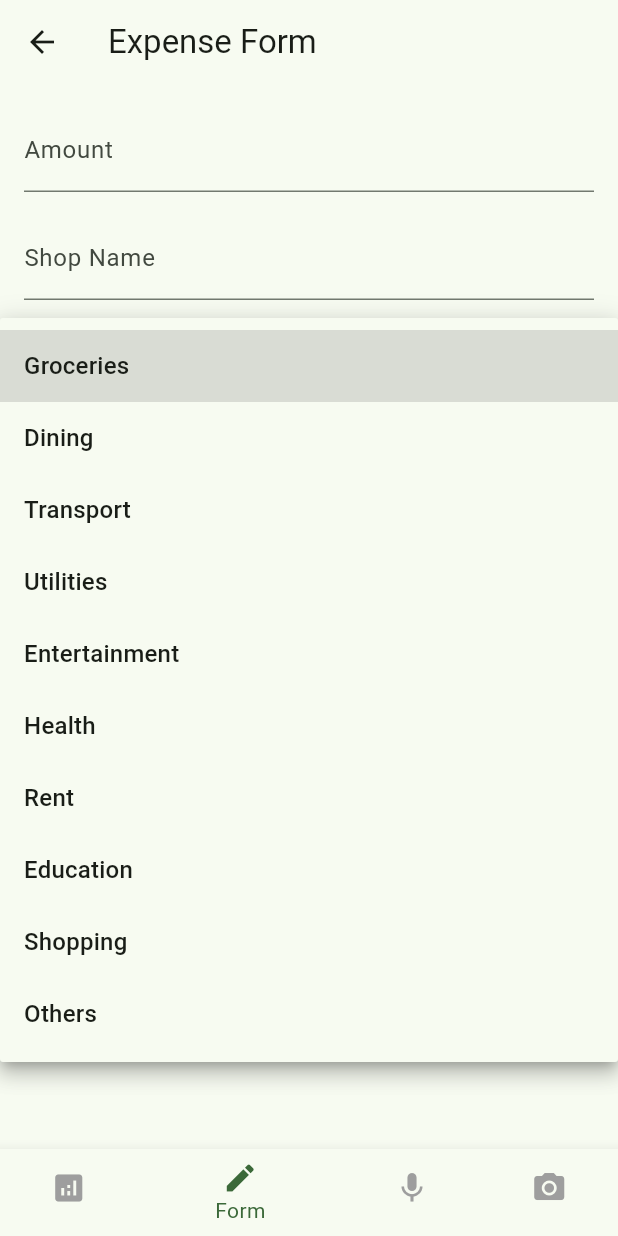
After one commit to AsthaKatiyar7/MoneyTrail-flutter-app, a Flutter app: the DashboardScreen screen opened by its route, item 2 of the bottom bar chosen, after a tap on "Category", on a phone screen of 412 x 824 dp. The commit adds this screen. Run offline on Flutter 3.47's test engine with Material 3 defaults, Android fonts, the phone set to English and light mode, and no system bars; our stand-ins replace shared_preferences; accounts and stored records are empty.

Commit message:
stable bottom nav bar and form screen

```diff
--- a/money_trail/lib/routes/app_routes.dart
+++ b/money_trail/lib/routes/app_routes.dart
@@ -1,22 +1,30 @@
 import 'package:flutter/material.dart';
 import '../views/auth/login_screen.dart';
 import '../views/auth/signup_screen.dart';
+import '../views/dashboard/dashboard_screen.dart';
+import '../views/analytics/analytics_screen.dart';
+import '../views/expenses/form_screen.dart';
+import '../views/expenses/voice_note_screen.dart';
+import '../views/expenses/scan_screen.dart';
 
 class AppRoutes {
   static const String login = '/login';
   static const String signup = '/signup';
   static const String dashboard = '/dashboard';
+  static const String analytics = '/analytics';
+  static const String form = '/form';
+  static const String voiceNote = '/voice-note';
+  static const String scan = '/scan';
 
   static Map<String, WidgetBuilder> get routes {
     return {
       login: (context) => const LoginScreen(),
       signup: (context) => const SignupScreen(),
-      // Dashboard will be added later
-      dashboard: (context) => const Scaffold(
-            body: Center(
-              child: Text('Dashboard - Coming Soon'),
-            ),
-          ),
+      dashboard: (context) => const DashboardScreen(),
+      analytics: (context) => const AnalyticsScreen(),
+      form: (context) => const FormScreen(),
+      voiceNote: (context) => const VoiceNoteScreen(),
+      scan: (context) => const ScanScreen(),
     };
   }
 }
--- /dev/null
+++ b/money_trail/lib/views/analytics/analytics_screen.dart
@@ -0,0 +1,13 @@
+import 'package:flutter/material.dart';
+
+class AnalyticsScreen extends StatelessWidget {
+  const AnalyticsScreen({Key? key}) : super(key: key);
+
+  @override
+  Widget build(BuildContext context) {
+    return Scaffold(
+      appBar: AppBar(title: const Text('Analytics')),
+      body: const Center(child: Text('Analytics - Coming Soon')),
+    );
+  }
+}
--- /dev/null
+++ b/money_trail/lib/views/dashboard/dashboard_screen.dart
@@ -0,0 +1,52 @@
+import 'package:flutter/material.dart';
+import '../analytics/analytics_screen.dart';
+import '../expenses/form_screen.dart';
+import '../expenses/scan_screen.dart';
+import '../expenses/voice_note_screen.dart';
+
+class DashboardScreen extends StatefulWidget {
+  const DashboardScreen({Key? key}) : super(key: key);
+
+  @override
+  _DashboardScreenState createState() => _DashboardScreenState();
+}
+
+class _DashboardScreenState extends State<DashboardScreen> {
+  int _currentIndex = 0;
+
+  final List<Widget> _screens = [
+    const AnalyticsScreen(),
+    const FormScreen(),
+    const VoiceNoteScreen(),
+    const ScanScreen(),
+  ];
+
+  void _onTabTapped(int index) {
+    setState(() {
+      _currentIndex = index;
+    });
+  }
+
+  @override
+  Widget build(BuildContext context) {
+    return Scaffold(
+      body: IndexedStack(index: _currentIndex, children: _screens),
+      bottomNavigationBar: BottomNavigationBar(
+        currentIndex: _currentIndex,
+        onTap: _onTabTapped,
+        backgroundColor: Colors.white,
+        selectedItemColor: Theme.of(context).primaryColor,
+        unselectedItemColor: Colors.grey,
+        items: const [
+          BottomNavigationBarItem(
+            icon: Icon(Icons.analytics),
+            label: 'Analytics',
+          ),
+          BottomNavigationBarItem(icon: Icon(Icons.edit), label: 'Form'),
+          BottomNavigationBarItem(icon: Icon(Icons.mic), label: 'Voice Note'),
+          BottomNavigationBarItem(icon: Icon(Icons.camera_alt), label: 'Scan'),
+        ],
+      ),
+    );
+  }
+}
--- /dev/null
+++ b/money_trail/lib/views/expenses/form_screen.dart
@@ -0,0 +1,194 @@
+import 'package:flutter/material.dart';
+import 'package:money_trail/core/services/api_client.dart';
+import 'package:provider/provider.dart';
+
+class FormScreen extends StatefulWidget {
+  const FormScreen({Key? key}) : super(key: key);
+
+  @override
+  State<FormScreen> createState() => _FormScreenState();
+}
+
+class _FormScreenState extends State<FormScreen> {
+  final _formKey = GlobalKey<FormState>();
+  final _amountController = TextEditingController();
+  final _shopController = TextEditingController();
+  final _otherCategoryController = TextEditingController();
+  String? _selectedCategory;
+  DateTime? _selectedDate;
+
+  final List<String> _categories = [
+    'Groceries',
+    'Dining',
+    'Transport',
+    'Utilities',
+    'Entertainment',
+    'Health',
+    'Rent',
+    'Education',
+    'Shopping',
+    'Others',
+  ];
+
+  @override
+  void dispose() {
+    _amountController.dispose();
+    _shopController.dispose();
+    _otherCategoryController.dispose();
+    super.dispose();
+  }
+
+  Future<void> _submitExpense() async {
+    if (_formKey.currentState?.validate() ?? false) {
+      final category = _selectedCategory == 'Others'
+          ? _otherCategoryController.text.trim()
+          : _selectedCategory;
+
+      final expenseData = {
+        'amount': double.parse(_amountController.text.trim()),
+        'shop_name': _shopController.text.trim(),
+        'purpose': category,
+        'timestamp': _selectedDate?.toIso8601String(),
+      };
+
+      try {
+        final apiClient = context.read<ApiClient>();
+        final response = await apiClient.post('/expenses/manual', expenseData);
+
+        ScaffoldMessenger.of(context).showSnackBar(
+          const SnackBar(content: Text('Expense submitted successfully!')),
+        );
+
+        // Clear form
+        _formKey.currentState?.reset();
+        setState(() {
+          _selectedCategory = null;
+          _selectedDate = null;
+          _otherCategoryController.clear();
+        });
+      } catch (e) {
+        ScaffoldMessenger.of(
+          context,
+        ).showSnackBar(SnackBar(content: Text('Error: ${e.toString()}')));
+      }
+    }
+  }
+
+  Future<void> _pickDate() async {
+    final pickedDate = await showDatePicker(
+      context: context,
+      initialDate: DateTime.now(),
+      firstDate: DateTime(2000),
+      lastDate: DateTime(2100),
+    );
+    if (pickedDate != null) {
+      setState(() {
+        _selectedDate = pickedDate;
+      });
+    }
+  }
+
+  @override
+  Widget build(BuildContext context) {
+    return Scaffold(
+      appBar: AppBar(title: const Text('Expense Form')),
+      body: Padding(
+        padding: const EdgeInsets.all(16.0),
+        child: Form(
+          key: _formKey,
+          child: Column(
+            crossAxisAlignment: CrossAxisAlignment.stretch,
+            children: [
+              TextFormField(
+                controller: _amountController,
+                keyboardType: TextInputType.number,
+                decoration: const InputDecoration(labelText: 'Amount'),
+                validator: (value) {
+                  if (value == null || value.isEmpty) {
+                    return 'Please enter the amount';
+                  }
+                  if (double.tryParse(value) == null) {
+                    return 'Please enter a valid number';
+                  }
+                  return null;
+                },
+              ),
+              const SizedBox(height: 16),
+              TextFormField(
+                controller: _shopController,
+                decoration: const InputDecoration(labelText: 'Shop Name'),
+                validator: (value) {
+                  if (value == null || value.isEmpty) {
+                    return 'Please enter the shop name';
+                  }
+                  return null;
+                },
+              ),
+              const SizedBox(height: 16),
+              DropdownButtonFormField<String>(
+                value: _selectedCategory,
+                items: _categories
+                    .map(
+                      (category) => DropdownMenuItem(
+                        value: category,
+                        child: Text(category),
+                      ),
+                    )
+                    .toList(),
+                onChanged: (value) {
+                  setState(() {
+                    _selectedCategory = value;
+                  });
+                },
+                decoration: const InputDecoration(labelText: 'Category'),
+                validator: (value) {
+                  if (value == null || value.isEmpty) {
+                    return 'Please select a category';
+                  }
+                  return null;
+                },
+              ),
+              if (_selectedCategory == 'Others') ...[
+                const SizedBox(height: 16),
+                TextFormField(
+                  controller: _otherCategoryController,
+                  decoration: const InputDecoration(
+                    labelText: 'Specify Category',
+                  ),
+                  validator: (value) {
+                    if (_selectedCategory == 'Others' &&
+                        (value == null || value.isEmpty)) {
+                      return 'Please specify the category';
+                    }
+                    return null;
+                  },
+                ),
+              ],
+              const SizedBox(height: 16),
+              Row(
+                children: [
+                  Expanded(
+                    child: Text(
+                      _selectedDate == null
+                          ? 'No date selected'
+                          : 'Date: ${_selectedDate!.toLocal()}'.split(' ')[0],
+                    ),
+                  ),
+                  TextButton(
+                    onPressed: _pickDate,
+                    child: const Text('Select Date'),
+                  ),
+                ],
+              ),
+              const SizedBox(height: 24),
+              ElevatedButton(
+                onPressed: _submitExpense,
+                child: const Text('Submit Expense'),
+              ),
+            ],
+          ),
+        ),
+      ),
+    );
+  }
+}
--- /dev/null
+++ b/money_trail/lib/views/expenses/scan_screen.dart
@@ -0,0 +1,13 @@
+import 'package:flutter/material.dart';
+
+class ScanScreen extends StatelessWidget {
+  const ScanScreen({Key? key}) : super(key: key);
+
+  @override
+  Widget build(BuildContext context) {
+    return Scaffold(
+      appBar: AppBar(title: const Text('Scan Receipt')),
+      body: const Center(child: Text('Scan Receipt - Coming Soon')),
+    );
+  }
+}
--- /dev/null
+++ b/money_trail/lib/views/expenses/voice_note_screen.dart
@@ -0,0 +1,13 @@
+import 'package:flutter/material.dart';
+
+class VoiceNoteScreen extends StatelessWidget {
+  const VoiceNoteScreen({Key? key}) : super(key: key);
+
+  @override
+  Widget build(BuildContext context) {
+    return Scaffold(
+      appBar: AppBar(title: const Text('Voice Note')),
+      body: const Center(child: Text('Voice Note - Coming Soon')),
+    );
+  }
+}
```
Also changed, not shown: money_trail/lib/views/auth/login_screen.dart (+10 -11 lines).
